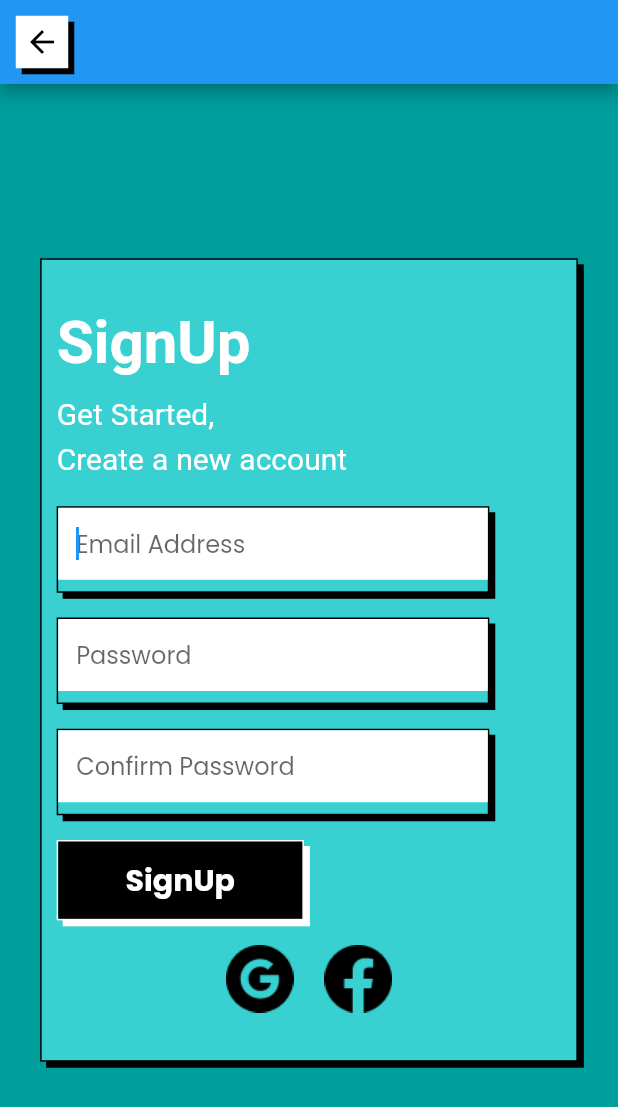
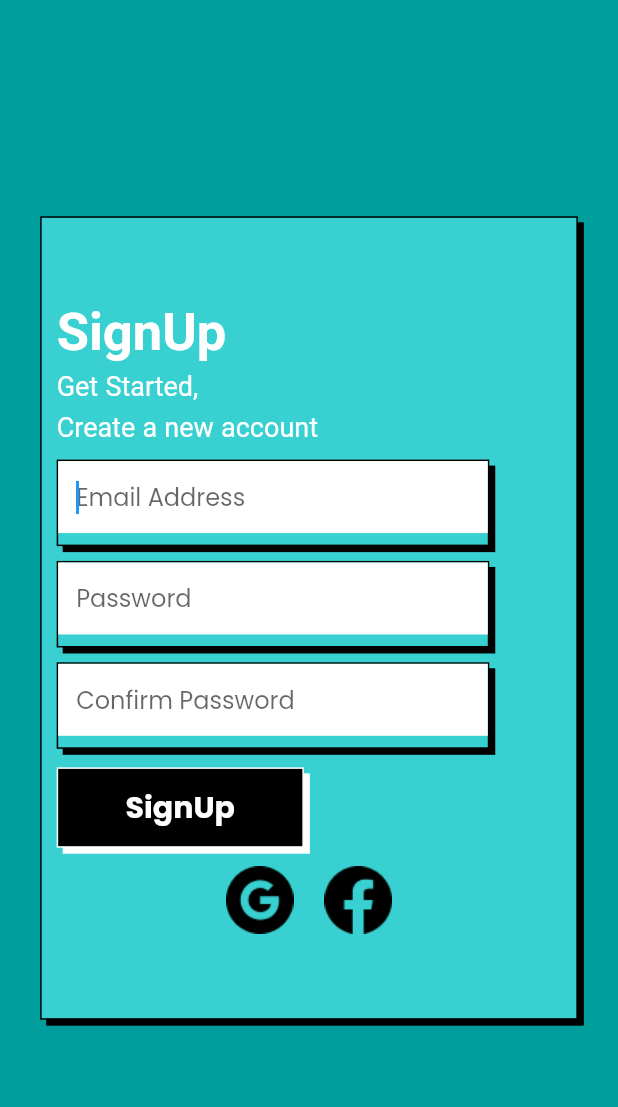
Before and after one commit to himanshusharma89/relic_bazaar, a Flutter app: the screen it shows after launch, after a tap on "Login", after a tap on "SignUp", on a phone screen of 412 x 824 dp. Shown: the top 1107 px of the screen. Run offline on Flutter 3.47's test engine with Material 2 defaults, Android fonts, the phone set to English and light mode, and no system bars; our stand-ins replace firebase_auth, firebase_core, firebase_remote_config, flutter_html, flutter_svg, fluttertoast and 5 more; missing offline and left inert: advance_pdf_viewer, geocoder, razorpay_flutter; accounts and stored records are empty.

Commit message:
fixed renderflex error

```diff
--- a/lib/views/auth/login_view.dart
+++ b/lib/views/auth/login_view.dart
@@ -72,7 +72,7 @@ class LoginScreenState extends State<LoginScreen> {
                           fontWeight: FontWeight.bold),
                     ),
                     SizedBox(
-                      height: height * 0.011,
+                      height: height * 0.0004,
                     ),
                     const Text(
                       'Welcome back,\nPlease login to your account',
@@ -84,7 +84,7 @@ class LoginScreenState extends State<LoginScreen> {
                       ),
                     ),
                     SizedBox(
-                      height: height * 0.02,
+                      height: height * 0.015,
                     ),
                     RelicBazaarStackedView(
                       height: height * 0.07,
@@ -108,7 +108,7 @@ class LoginScreenState extends State<LoginScreen> {
                       ),
                     ),
                     SizedBox(
-                      height: height * 0.020,
+                      height: height * 0.019,
                     ),
                     RelicBazaarStackedView(
                       height: height * 0.07,
--- a/lib/views/auth/signup_view.dart
+++ b/lib/views/auth/signup_view.dart
@@ -59,9 +59,6 @@ class SignUpScreenState extends State<SignUpScreen> {
     final double height = MediaQuery.of(context).size.height;
     final double width = MediaQuery.of(context).size.width;
     return Scaffold(
-      appBar: AppBar(
-        leading: appBarBackButton(context),
-      ),
       body: Center(
         child: RelicBazaarStackedView(
             height: height * 0.65,
@@ -77,25 +74,25 @@ class SignUpScreenState extends State<SignUpScreen> {
                     const Text(
                       'SignUp',
                       style: TextStyle(
-                          fontSize: 40,
+                          fontSize: 35,
                           color: Colors.white,
                           fontFamily: 'pix M 8pt',
                           fontWeight: FontWeight.bold),
                     ),
                     SizedBox(
-                      height: height * 0.011,
+                      height: height * 0.002,
                     ),
                     const Text(
                       'Get Started,\nCreate a new account',
                       style: TextStyle(
-                        fontSize: 20,
+                        fontSize: 18,
                         color: Colors.white,
                         fontFamily: 'pix M 8pt',
                         //fontWeight: FontWeight.bold
                       ),
                     ),
                     SizedBox(
-                      height: height * 0.020,
+                      height: height * 0.010,
                     ),
                     RelicBazaarStackedView(
                       height: height * 0.07,
@@ -119,7 +116,7 @@ class SignUpScreenState extends State<SignUpScreen> {
                       ),
                     ),
                     SizedBox(
-                      height: height * 0.020,
+                      height: height * 0.012,
                     ),
                     RelicBazaarStackedView(
                         height: height * 0.07,
@@ -142,7 +139,7 @@ class SignUpScreenState extends State<SignUpScreen> {
                           },
                         )),
                     SizedBox(
-                      height: height * 0.020,
+                      height: height * 0.012,
                     ),
                     RelicBazaarStackedView(
                       height: height * 0.07,
@@ -167,7 +164,7 @@ class SignUpScreenState extends State<SignUpScreen> {
                       ),
                     ),
                     SizedBox(
-                      height: height * 0.020,
+                      height: height * 0.015,
                     ),
                     InkWell(
                       onTap: () async {
@@ -202,7 +199,7 @@ class SignUpScreenState extends State<SignUpScreen> {
                       ),
                     ),
                     SizedBox(
-                      height: height * 0.020,
+                      height: height * 0.015,
                     ),
                     Row(
                         mainAxisAlignment: MainAxisAlignment.center,
```
